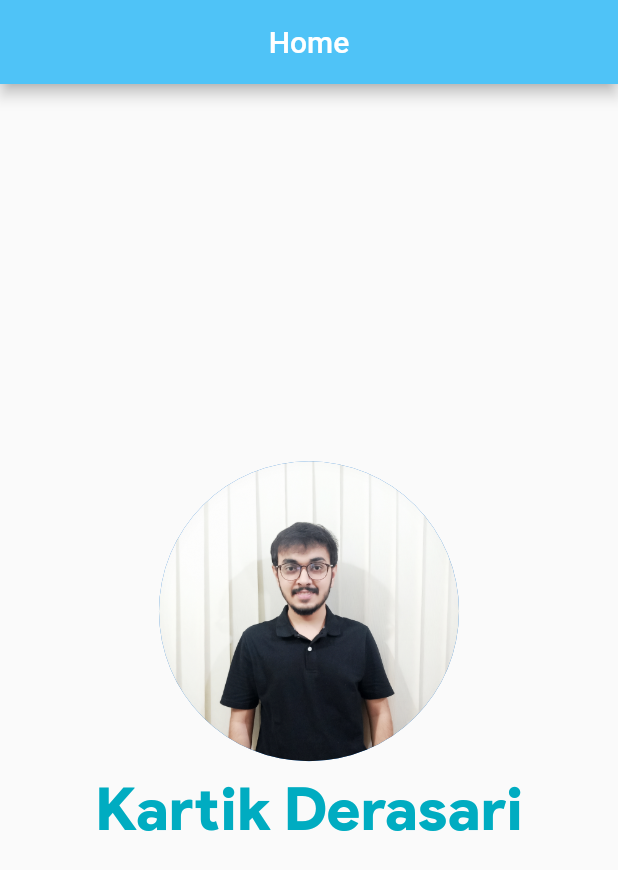
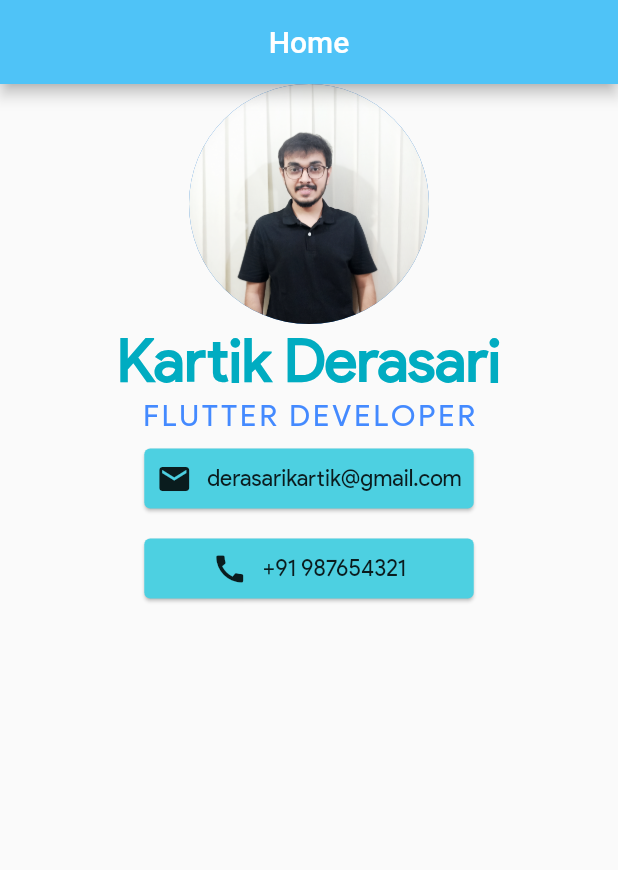
Before and after one commit to kartikderasari/My-App, a Flutter app: the screen it shows after launch, on a phone screen of 412 x 824 dp. Shown: the top 870 px of the screen. Run offline on Flutter 3.47's test engine with Material 2 defaults, Android fonts, the phone set to English and light mode, and no system bars.

Commit message:
updated UI

```diff
--- a/lib/main.dart
+++ b/lib/main.dart
@@ -1,14 +1,23 @@
+import 'package:flutter/cupertino.dart';
 import 'package:flutter/material.dart';
 
 void main() {
   runApp(
-    MaterialApp(
+    MyApp(),
+  );
+}
+
+class MyApp extends StatelessWidget {
+  @override
+  Widget build(BuildContext context) {
+    return MaterialApp(
       home: Scaffold(
           appBar: AppBar(
             title: Center(child: Text('Home')),
             backgroundColor: Colors.lightBlue[300],
           ),
-          body: Row(
+          body: SingleChildScrollView(
+            child: Row(
               mainAxisAlignment: MainAxisAlignment.center,
               children: <Widget>[
                 Column(
@@ -16,23 +25,86 @@ void main() {
                   children: <Widget>[
                     CircleAvatar(
                       backgroundImage: AssetImage('images/about.jpg'),
-                    radius: 100,
+                      radius: 80,
                     ),
-                  Padding(
-                    padding: const EdgeInsets.all(8.0),
-                    child: Text(
+                    Text(
                       'Kartik Derasari',
                       style: TextStyle(
                         fontSize: 40,
                         fontFamily: 'Produc Sans',
+                        fontWeight: FontWeight.bold,
                         color: Colors.cyan[600],
                       ),
+                    ),
+                    Text(
+                      'FLUTTER DEVELOPER',
+                      style: TextStyle(
+                        color: Colors.blueAccent,
+                        fontSize: 20,
+                        fontFamily: 'Produc Sans',
+                        letterSpacing: 2,
+                      ),
+                    ),
+//                  Card(
+//                    color: Colors.cyan[300],
+//                    margin: EdgeInsets.all(10),
+//                    child: ListTile(
+//                      leading: Icon(Icons.call),
+//                      title: Text(
+//                        'derasarikartik@gmail.com',
+//                        style: TextStyle(color: Colors.black, fontSize: 30),
+//                      ),
+//                    ),
+//                  ),
+                    Card(
+                      color: Colors.cyan[300],
+                      margin: EdgeInsets.all(10),
+                      child: Padding(
+                        padding: const EdgeInsets.all(8.0),
+                        child: Row(
+                          children: <Widget>[
+                            Icon(Icons.email),
+                            SizedBox(
+                              width: 10,
+                            ),
+                            Text(
+                              'derasarikartik@gmail.com',
+                              style: TextStyle(
+                                fontFamily: 'Produc Sans',
+                                fontSize: 15,
                               ),
                             )
                           ],
                         ),
+                      ),
+                    ),
+                    Card(
+                        color: Colors.cyan[300],
+                        margin: EdgeInsets.all(10),
+                        child: Padding(
+                          padding: const EdgeInsets.symmetric(
+                              vertical: 8, horizontal: 45),
+                          child: Row(
+                            children: <Widget>[
+                              Icon(Icons.call),
+                              SizedBox(
+                                width: 10,
+                              ),
+                              Text(
+                                '+91 987654321',
+                                style: TextStyle(
+                                  fontFamily: 'Produc Sans',
+                                  fontSize: 15,
+                                ),
+                              )
                             ],
+                          ),
+                        ))
+                  ],
+                ),
+              ],
+            ),
           )),
-    ),
     );
   }
+}
--- a/pubspec.yaml
+++ b/pubspec.yaml
@@ -74,4 +74,4 @@ flutter:
   fonts:
     - family: Produc Sans
       fonts:
-        - asset: assets/ProductSans-Black.ttf
+        - asset: assets/ProductSans-Regular.ttf
```
Also changed, not shown: assets/ProductSans-Light.ttf (added), assets/ProductSans-Regular.ttf (added). Lines whose indentation alone changed are shown as unchanged.
